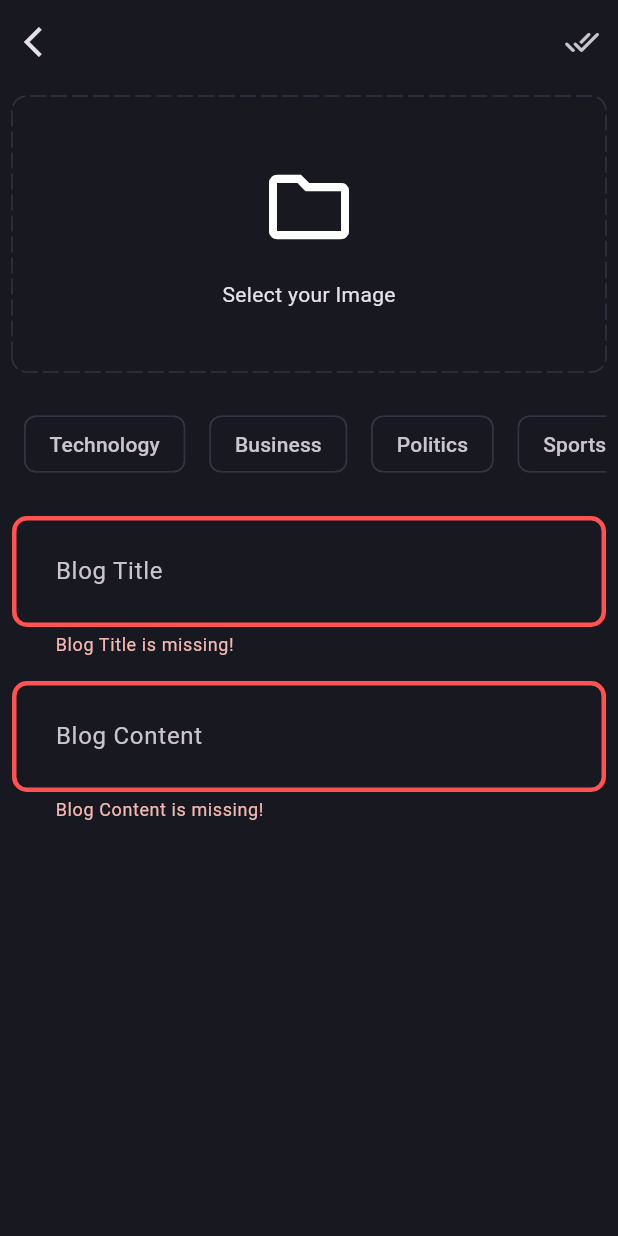
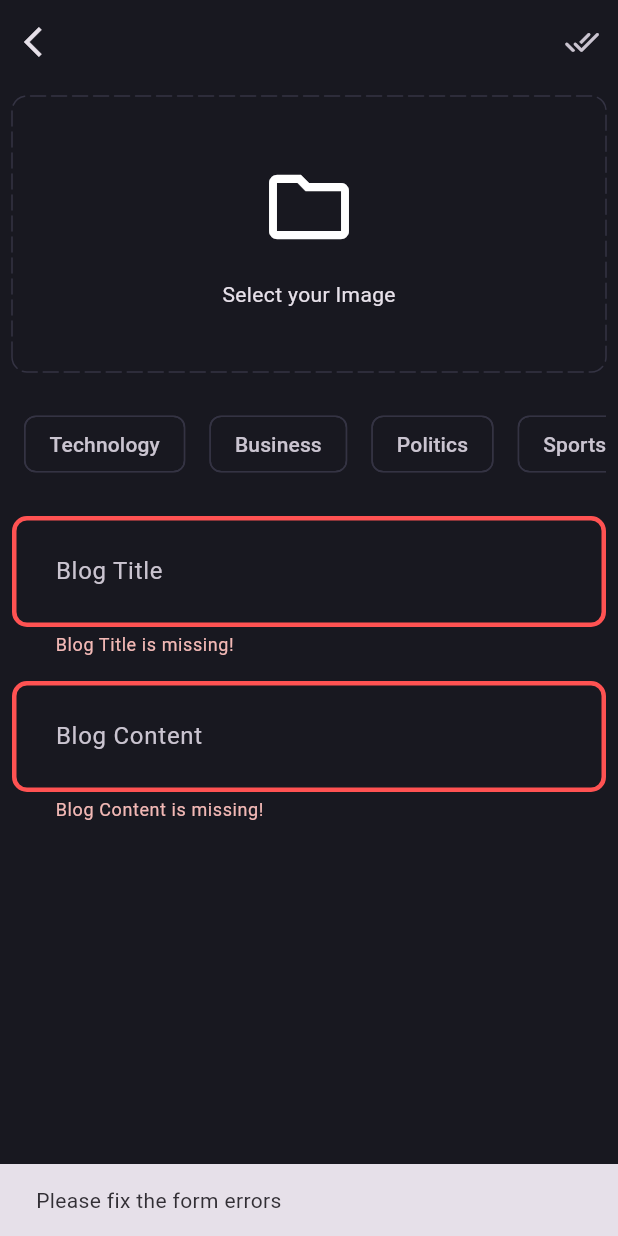
Before and after one commit to Benny-Gich/test3, a Flutter app: the AddNewBlog screen opened directly, after a tap on the "done all" icon, on a phone screen of 412 x 824 dp. Run offline on Flutter 3.47's test engine with Material 3 defaults, Android fonts, the phone set to English and light mode, and no system bars; drawn by our look-alikes of dotted_border; our stand-ins replace auto_route, dartz, equatable, flutter_bloc, get_it, image_picker and 1 more; accounts and stored records are empty.

Commit message:
feat: Enhance authentication and blog features; add loading states, error handling, and improve UI components

```diff
--- a/lib/features/auth/presentation/bloc/auth_state.dart
+++ b/lib/features/auth/presentation/bloc/auth_state.dart
@@ -1,7 +1,9 @@
 part of 'auth_bloc.dart';
 
 @immutable
-sealed class AuthState extends Equatable {}
+sealed class AuthState extends Equatable {
+  const AuthState();
+}
 
 final class AuthInitial extends AuthState {
   @override
@@ -15,7 +17,7 @@ final class AuthLoading extends AuthState {
 
 final class AuthSuccess extends AuthState {
   final Profile profile;
-  AuthSuccess(this.profile);
+  const AuthSuccess(this.profile);
 
   @override
   List<Object?> get props => [profile];
@@ -23,8 +25,15 @@ final class AuthSuccess extends AuthState {
 
 final class AuthFailure extends AuthState {
   final String message;
-  AuthFailure(this.message);
+  const AuthFailure(this.message);
 
   @override
   List<Object?> get props => [message];
 }
+
+final class AuthLoggedOut extends AuthState {
+  final String message;
+  const AuthLoggedOut(this.message);
+  @override
+  List<Object?> get props => [];
+}
--- a/lib/features/blog/data/models/blog_model.dart
+++ b/lib/features/blog/data/models/blog_model.dart
@@ -36,7 +36,7 @@ class BlogModel extends Blog {
       content: map['content'] as String,
       imageUrl: map['image_url'] as String,
       topics: List<String>.from(
-        (map['topics'] as List<String>),
+        (map['topics'] as List<dynamic>).map((e) => e as String),
       ),
     );
   }
--- a/lib/features/blog/presentation/bloc/blog_bloc.dart
+++ b/lib/features/blog/presentation/bloc/blog_bloc.dart
@@ -11,11 +11,15 @@ part 'blog_state.dart';
 
 class BlogBloc extends Bloc<BlogEvent, BlogState> {
   final UploadBlog uploadBlog;
-  BlogBloc(this.uploadBlog) : super(BlogInitial()) {
-    on<BlogEvent>((event, emit) => BlogLoading());
-    on<BlogUpload>((even, emit) => _onBlogUpload);
+
+  BlogBloc(
+    this.uploadBlog,
+  ) : super(BlogInitial()) {
+    on<BlogUpload>(_onBlogUpload);
   }
   void _onBlogUpload(BlogUpload event, Emitter<BlogState> emit) async {
+    emit(BlogLoading());
+    try {
       final res = await uploadBlog(
         UploadBlogParams(
           posterId: event.posterId,
@@ -25,6 +29,12 @@ class BlogBloc extends Bloc<BlogEvent, BlogState> {
           topics: event.topics,
         ),
       );
-    res.fold((l) => emit(BlogFailure(l.message)), (r) => emit(BlogSuccess()));
+      res.fold(
+        (l) => emit(BlogFailure(l.message)),
+        (r) => emit(BlogSuccess()),
+      );
+    } catch (e) {
+      emit(BlogFailure('Unexpected error: ${e.toString()}'));
     }
   }
+}
--- a/lib/features/blog/presentation/bloc/blog_event.dart
+++ b/lib/features/blog/presentation/bloc/blog_event.dart
@@ -13,6 +13,14 @@ final class BlogUpload extends BlogEvent {
   final String content;
   final File image;
   final List<String> topics;
+  @override
+  List<Object> get props => [
+    posterId,
+    title,
+    content,
+    image,
+    topics,
+  ];
 
   const BlogUpload({
     required this.posterId,
--- a/lib/features/blog/presentation/bloc/blog_state.dart
+++ b/lib/features/blog/presentation/bloc/blog_state.dart
@@ -7,13 +7,24 @@ sealed class BlogState extends Equatable {
   List<Object> get props => [];
 }
 
-final class BlogInitial extends BlogState {}
+final class BlogInitial extends BlogState {
+  @override
+  List<Object> get props => [];
+}
 
-final class BlogLoading extends BlogState {}
+final class BlogLoading extends BlogState {
+  @override
+  List<Object> get props => [];
+}
 
 final class BlogFailure extends BlogState {
+  @override
+  List<Object> get props => [error];
   final String error;
   const BlogFailure(this.error);
 }
 
-final class BlogSuccess extends BlogState {}
+final class BlogSuccess extends BlogState {
+  @override
+  List<Object> get props => [];
+}
--- a/lib/features/blog/presentation/pages/add_new_blog.dart
+++ b/lib/features/blog/presentation/pages/add_new_blog.dart
@@ -5,6 +5,7 @@ import 'package:dotted_border/dotted_border.dart';
 import 'package:flutter/material.dart';
 import 'package:flutter_bloc/flutter_bloc.dart';
 import 'package:test3/core/common/cubit/app_user/app_user_cubit.dart';
+import 'package:test3/core/common/widgets/utils/loader.dart';
 import 'package:test3/core/common/widgets/utils/show_snackbar.dart';
 import 'package:test3/core/theme/app_pallete.dart';
 import 'package:test3/features/blog/presentation/bloc/blog_bloc.dart';
@@ -39,11 +40,26 @@ class _AddNewBlogState extends State<AddNewBlog> {
   }
 
   void uploadBlog() {
-    if (formKey.currentState!.validate() &&
-        selectedTopics.isNotEmpty &&
-        image != null) {
-      final posterId =
-          (context.read<AppUserCubit>().state as AppUserLoggedIn).profile.id;
+    if (!(formKey.currentState?.validate() ?? false)) {
+      showSnackBar(context, 'Please fix the form errors');
+      return;
+    }
+    if (selectedTopics.isEmpty) {
+      showSnackBar(context, 'Please choose at least one topic.');
+      return;
+    }
+    if (image == null) {
+      showSnackBar(context, 'Please select an image for the post.');
+      return;
+    }
+    final appUserState = context.read<AppUserCubit>().state;
+    if (appUserState is! AppUserLoggedIn) {
+      showSnackBar(context, 'You must be logged in to upload a blog.');
+      return;
+    }
+
+    final posterId = appUserState.profile.id;
+
     context.read<BlogBloc>().add(
       BlogUpload(
         posterId: posterId,
@@ -53,7 +69,6 @@ class _AddNewBlogState extends State<AddNewBlog> {
         topics: selectedTopics,
       ),
     );
-    }
   }
 
   @override
@@ -87,10 +102,17 @@ class _AddNewBlogState extends State<AddNewBlog> {
           if (state is BlogFailure) {
             showSnackBar(context, state.error);
           } else if (state is BlogSuccess) {
-            context.router.navigate(NamedRoute(BlogPage.route));
+            context.router.replaceAll(
+              [
+                NamedRoute(BlogPage.route),
+              ],
+            );
           }
         },
         builder: (context, state) {
+          if (state is BlogLoading) {
+            return Loader();
+          }
           return SingleChildScrollView(
             child: Padding(
               padding: const EdgeInsets.all(8.0),
@@ -105,7 +127,7 @@ class _AddNewBlogState extends State<AddNewBlog> {
                               height: 150,
                               width: double.infinity,
                               child: ClipRRect(
-                                borderRadius: BorderRadiusGeometry.circular(12),
+                                borderRadius: BorderRadius.circular(12),
                                 child: Image.file(
                                   image!,
                                   fit: BoxFit.cover,
--- a/lib/features/blog/presentation/pages/blog_page.dart
+++ b/lib/features/blog/presentation/pages/blog_page.dart
@@ -5,7 +5,7 @@ import 'package:test3/features/blog/presentation/pages/add_new_blog.dart';
 class BlogPage extends StatelessWidget {
   const BlogPage({super.key});
   static String route = 'BlogPage';
-  static String path = '/';
+  static String path = '/blog';
 
   @override
   Widget build(BuildContext context) {
```
Also changed, not shown: lib/features/auth/presentation/bloc/auth_bloc.dart (+15 -10 lines), lib/features/auth/presentation/pages/splash_page.dart (+9 -2 lines), lib/features/blog/data/datasources/blog_remote_data_source_impl.dart (+6 -2 lines), lib/main.dart (+6 -8 lines). Lines whose indentation alone changed are shown as unchanged.
